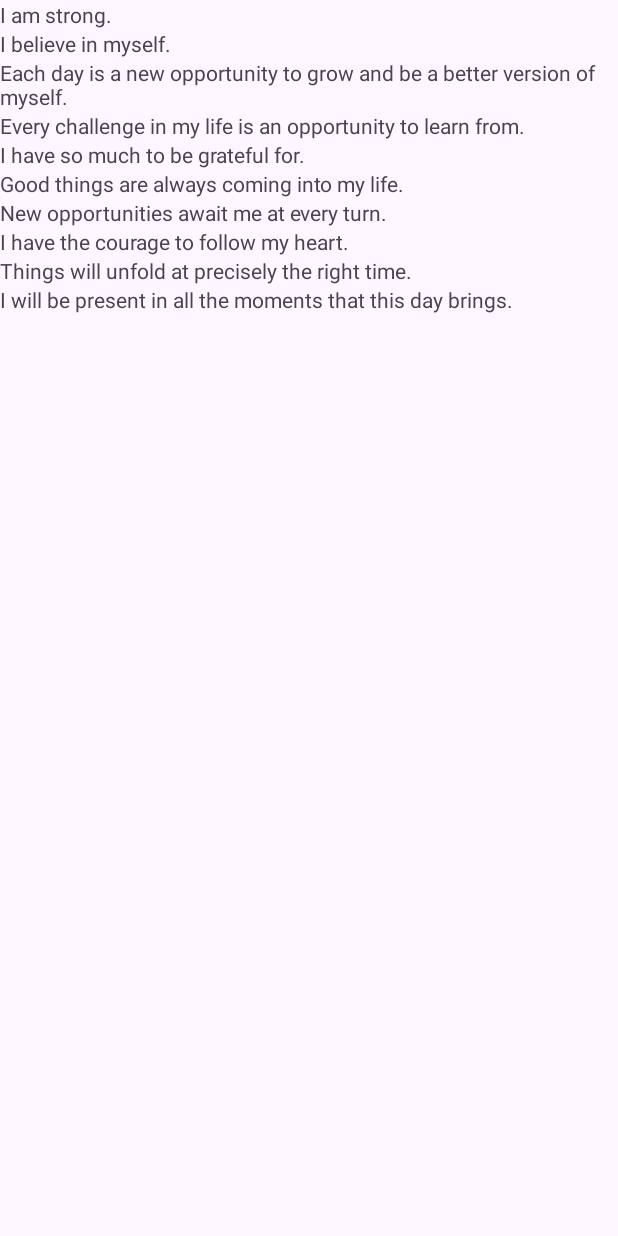
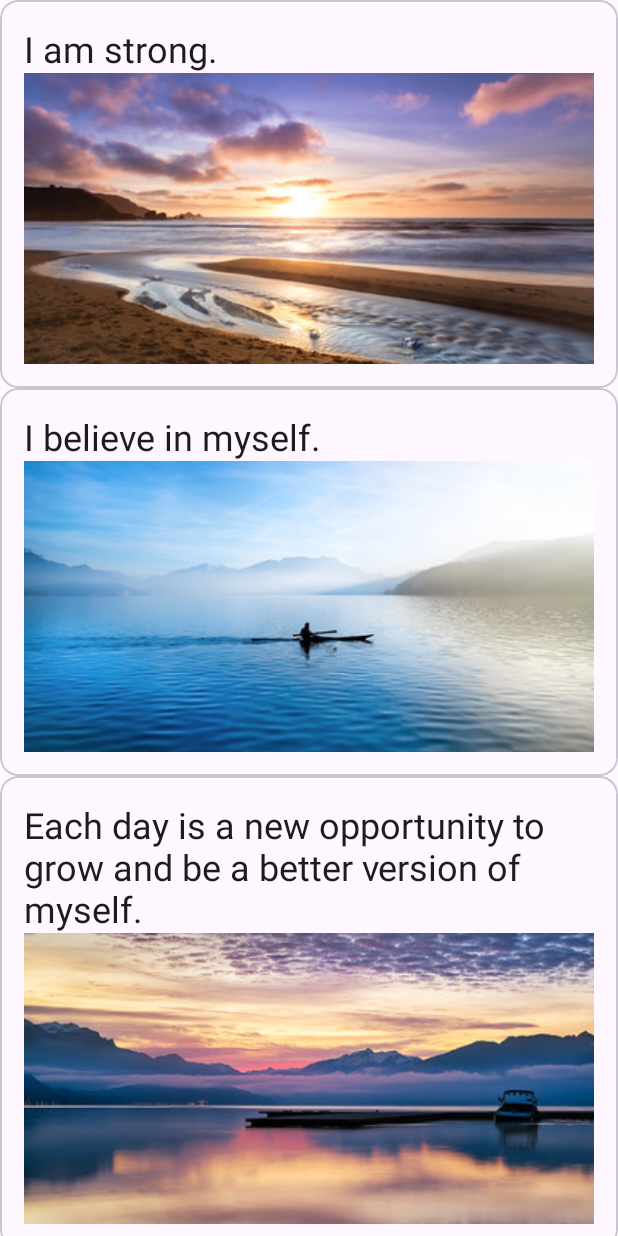
Before and after one commit to AlexisDK11/Affirmation-pos2024, an Android app: the screen it shows after launch (MainActivity), on a phone screen of 412 x 824 dp. Run offline under Robolectric (Android 15) with nearby library versions, the phone set to English and light mode, and no system bars.

Commit message:
finished project

```diff
--- a/app/src/main/java/com/projects/affirmation_pos2024/MainActivity.kt
+++ b/app/src/main/java/com/projects/affirmation_pos2024/MainActivity.kt
@@ -19,9 +19,8 @@ class MainActivity : AppCompatActivity() {
 
         val myDataset = DataSource().loadAffirmation()
 
-
-
         recyclerview.adapter = ItemAdapter(this, myDataset)
 
+        recyclerview.setHasFixedSize(false) //TRUE carrega todos os elementos, FALSE mostra alguns elementos e vai aumentando gradativamente.
     }
 }
--- a/app/src/main/java/com/projects/affirmation_pos2024/adapter/ItemAdapter.kt
+++ b/app/src/main/java/com/projects/affirmation_pos2024/adapter/ItemAdapter.kt
@@ -4,6 +4,7 @@ import android.content.Context
 import android.view.LayoutInflater
 import android.view.View
 import android.view.ViewGroup
+import android.widget.ImageView
 import android.widget.TextView
 import androidx.recyclerview.widget.RecyclerView
 import com.projects.affirmation_pos2024.R
@@ -13,6 +14,7 @@ class ItemAdapter (val context:Context, val dataset:List<Affirmation>) : Recycle
 
     class ItemViewHolder(val view:View) : RecyclerView.ViewHolder(view){
         val textView = view.findViewById<TextView>(R.id.item_title)
+        val imageView = view.findViewById<ImageView>(R.id.item_image)
     }
 
     override fun onCreateViewHolder(parent: ViewGroup, viewType: Int): ItemViewHolder {
@@ -25,6 +27,7 @@ class ItemAdapter (val context:Context, val dataset:List<Affirmation>) : Recycle
     override fun onBindViewHolder(holder: ItemViewHolder, position: Int) {
         val item = dataset[position]
         holder.textView.text = context.resources.getString(item.stringResourceId)
+        holder.imageView.setImageResource(item.imageResourceId)
     }
 
 }
--- a/app/src/main/java/com/projects/affirmation_pos2024/data/DataSource.kt
+++ b/app/src/main/java/com/projects/affirmation_pos2024/data/DataSource.kt
@@ -7,16 +7,16 @@ class DataSource {
    fun loadAffirmation() :  List<Affirmation>{
 
        return listOf<Affirmation>(
-           Affirmation(R.string.affirmation1),
-           Affirmation(R.string.affirmation2),
-           Affirmation(R.string.affirmation3),
-           Affirmation(R.string.affirmation4),
-           Affirmation(R.string.affirmation5),
-           Affirmation(R.string.affirmation6),
-           Affirmation(R.string.affirmation7),
-           Affirmation(R.string.affirmation8),
-           Affirmation(R.string.affirmation9),
-           Affirmation(R.string.affirmation10)
+           Affirmation(R.string.affirmation1, R.drawable.image1),
+           Affirmation(R.string.affirmation2, R.drawable.image2),
+           Affirmation(R.string.affirmation3, R.drawable.image3),
+           Affirmation(R.string.affirmation4, R.drawable.image4),
+           Affirmation(R.string.affirmation5, R.drawable.image5),
+           Affirmation(R.string.affirmation6, R.drawable.image6),
+           Affirmation(R.string.affirmation7, R.drawable.image7),
+           Affirmation(R.string.affirmation8, R.drawable.image8),
+           Affirmation(R.string.affirmation9, R.drawable.image9),
+           Affirmation(R.string.affirmation10, R.drawable.image10)
        )
    }
 }
--- a/app/src/main/java/com/projects/affirmation_pos2024/model/Affirmation.kt
+++ b/app/src/main/java/com/projects/affirmation_pos2024/model/Affirmation.kt
@@ -1,3 +1,9 @@
 package com.projects.affirmation_pos2024.model
 
-data class Affirmation(var stringResourceId:Int)
+import androidx.annotation.DrawableRes
+import androidx.annotation.StringRes
+
+data class Affirmation(
+    @StringRes var stringResourceId:Int,
+    @DrawableRes val imageResourceId:Int
+)
--- a/app/src/main/res/layout/list_item.xml
+++ b/app/src/main/res/layout/list_item.xml
@@ -1,5 +1,27 @@
 <?xml version="1.0" encoding="utf-8"?>
-<TextView xmlns:android="http://schemas.android.com/apk/res/android"
-    android:id="@+id/item_title"
-    android:layout_width="wrap_content"
-    android:layout_height="wrap_content"/>
+<com.google.android.material.card.MaterialCardView xmlns:android="http://schemas.android.com/apk/res/android"
+    android:layout_width="match_parent"
+    android:layout_height="wrap_content"
+    android:padding="16dp"
+    android:orientation="vertical">
+
+    <LinearLayout
+        android:layout_width="match_parent"
+        android:layout_height="wrap_content"
+        android:padding="16dp"
+        android:orientation="vertical">
+
+        <TextView
+            android:id="@+id/item_title"
+            android:layout_width="match_parent"
+            android:layout_height="wrap_content"
+            android:textAppearance="@style/TextAppearance.MaterialComponents.Headline5"/>
+        <ImageView
+            android:id="@+id/item_image"
+            android:layout_width="match_parent"
+            android:layout_height="194dp"
+            android:importantForAccessibility="no"
+            android:scaleType="centerCrop"/>
+
+    </LinearLayout>
+</com.google.android.material.card.MaterialCardView>
```
Also changed, not shown: app/src/main/res/drawable/image1.jpg (added), app/src/main/res/drawable/image10.jpg (added), app/src/main/res/drawable/image2.jpg (added), app/src/main/res/drawable/image3.jpg (added), app/src/main/res/drawable/image4.jpg (added), app/src/main/res/drawable/image5.jpg (added), app/src/main/res/drawable/image6.jpg (added), app/src/main/res/drawable/image7.jpg (added), app/src/main/res/drawable/image8.jpg (added), app/src/main/res/drawable/image9.jpg (added).
